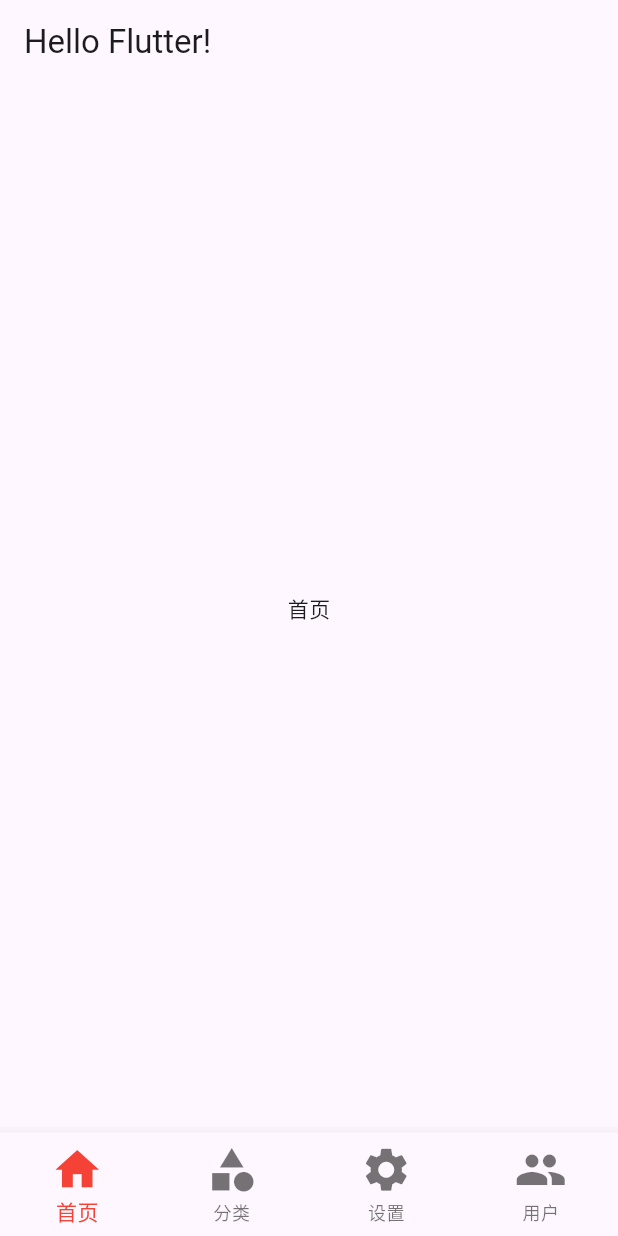
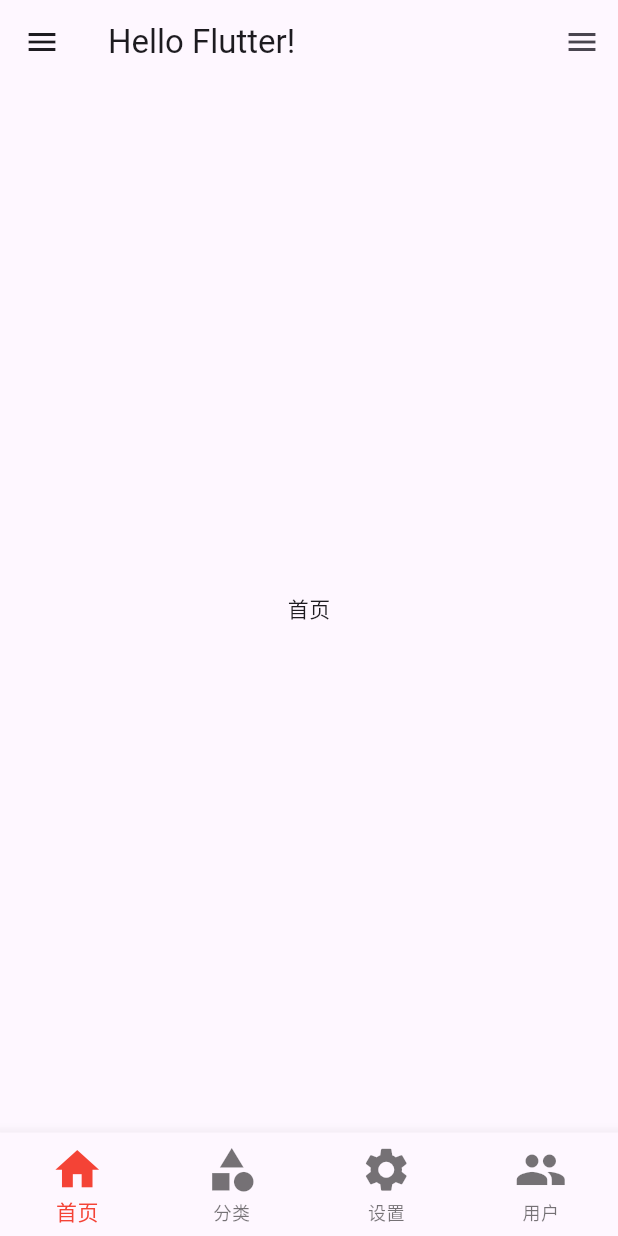
Before and after one commit to coder-zrl/flutter_demo, a Flutter app: the screen it shows after launch, on a phone screen of 412 x 824 dp. Run offline on Flutter 3.47's test engine with Material 3 defaults, Android fonts, the phone set to English and light mode, and no system bars.

Commit message:
feat: Drawer 侧边栏

```diff
--- /dev/null
+++ b/lib/data/flutter12_drawer.dart
@@ -0,0 +1,104 @@
+import 'package:flutter/material.dart';
+import 'package:flutter_demo/pages/tabs/category.dart';
+import 'package:flutter_demo/pages/tabs/home.dart';
+import 'package:flutter_demo/pages/tabs/settings.dart';
+import 'package:flutter_demo/pages/tabs/user.dart';
+
+class Tabs extends StatefulWidget {
+  const Tabs({super.key});
+
+  @override
+  State<Tabs> createState() => _TabsState();
+}
+
+class _TabsState extends State<Tabs> {
+  int _currentIndex = 0;
+  List<Widget> _pages = [
+    HomePage(),
+    CategoryPage(),
+    SettingsPage(),
+    UserPage(),
+  ];
+
+  @override
+  Widget build(BuildContext context) {
+    return Scaffold(
+      appBar: AppBar(title: const Text("Hello Flutter!")),
+      // 顶部导航栏
+      drawer: Drawer(
+        // 左侧侧边栏
+        child: ListView(
+          children: [
+            // DrawerHeader( // 还需要自己去定于个人头部页信息
+            //   decoration: BoxDecoration(
+            //     color: Colors.blue,
+            //     image: DecorationImage(
+            //       image: AssetImage("./assets/img/梅里雪山.png"),
+            //       fit: BoxFit.cover, // 图片铺满整个区域
+            //     ),
+            //   ),
+            //   child: Text("头部区域"),
+            // ),
+            UserAccountsDrawerHeader(
+              // 直接使用自带的个人信息页
+              accountName: Text("张三"),
+              accountEmail: Text("zhangsan@163.com"),
+              decoration: BoxDecoration(
+                // 背景图片
+                image: DecorationImage(
+                  image: AssetImage("./assets/img/梅里雪山.png"),
+                  fit: BoxFit.cover, // 图片铺满整个区域
+                ),
+              ),
+              currentAccountPicture: CircleAvatar(
+                // 圆形头像
+                backgroundImage: AssetImage('./assets/img/quake.png'),
+              ),
+              // otherAccountsPictures: [CircleAvatar()], // 可以放一些其他图片
+            ),
+          ],
+        ),
+      ),
+      endDrawer: Drawer(
+        // 右侧侧边栏
+        child: ListView(
+          children: [
+            UserAccountsDrawerHeader(
+              accountName: Text("张三"),
+              accountEmail: Text("zhangsan@163.com"),
+              currentAccountPicture: CircleAvatar(
+                backgroundImage: AssetImage('./assets/img/quake.png'), // 圆形头像
+              ),
+              otherAccountsPictures: [CircleAvatar()],
+            ),
+          ],
+        ),
+      ),
+      body: _pages[_currentIndex],
+      // _currentIndex变化的时候，组件会重新build，可以实现屏幕页面随之切换
+      // 底部导航栏
+      bottomNavigationBar: BottomNavigationBar(
+        iconSize: 35,
+        // 底部图标大小
+        fixedColor: Colors.red,
+        // item被选中后的颜色
+        type: BottomNavigationBarType.fixed,
+        // 如果底部有超过3个的菜单选项，就需要配置此参数，否则无法显示
+        items: [
+          BottomNavigationBarItem(icon: Icon(Icons.home), label: "首页"),
+          BottomNavigationBarItem(icon: Icon(Icons.category), label: "分类"),
+          BottomNavigationBarItem(icon: Icon(Icons.settings), label: "设置"),
+          BottomNavigationBarItem(icon: Icon(Icons.people), label: "用户"),
+        ],
+        currentIndex: _currentIndex,
+        // 当前选中的索引，从0开始
+        onTap: (index) {
+          setState(() {
+            _currentIndex = index;
+          });
+          print("点击了第$index个底部导航栏");
+        },
+      ),
+    );
+  }
+}
--- a/lib/main.dart
+++ b/lib/main.dart
@@ -1,7 +1,7 @@
 // importM
 import 'package:flutter/material.dart';
 
-import './pages/tabs.dart';
+import './data/flutter12_drawer.dart';
 
 void main() {
   runApp(
```
